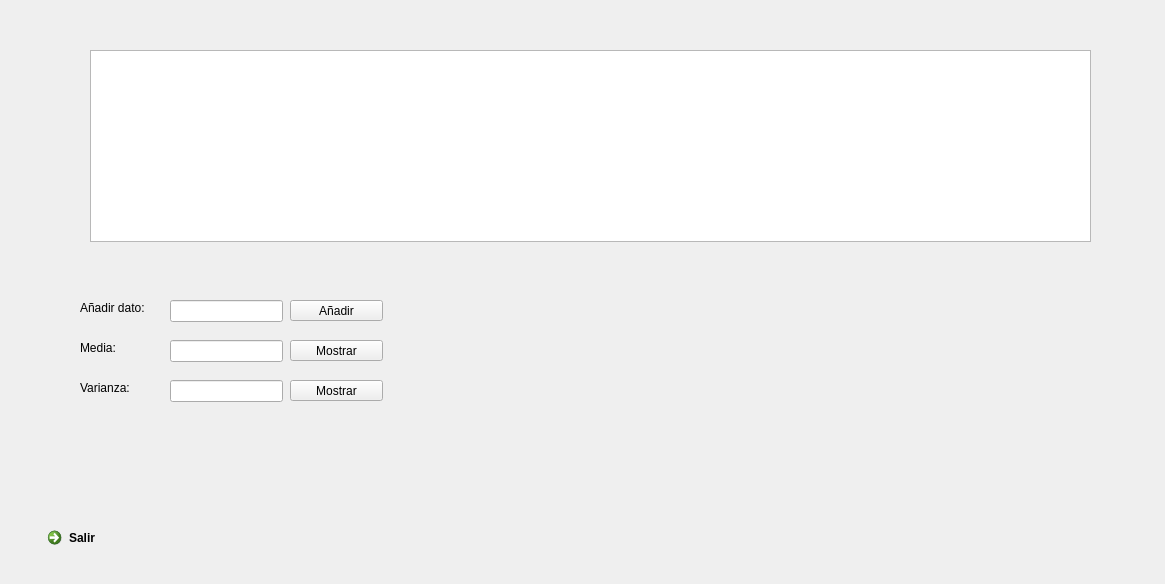
fernandusxd1/Informatica_Avanzada, file ingenieria.ui: the form before one commit.
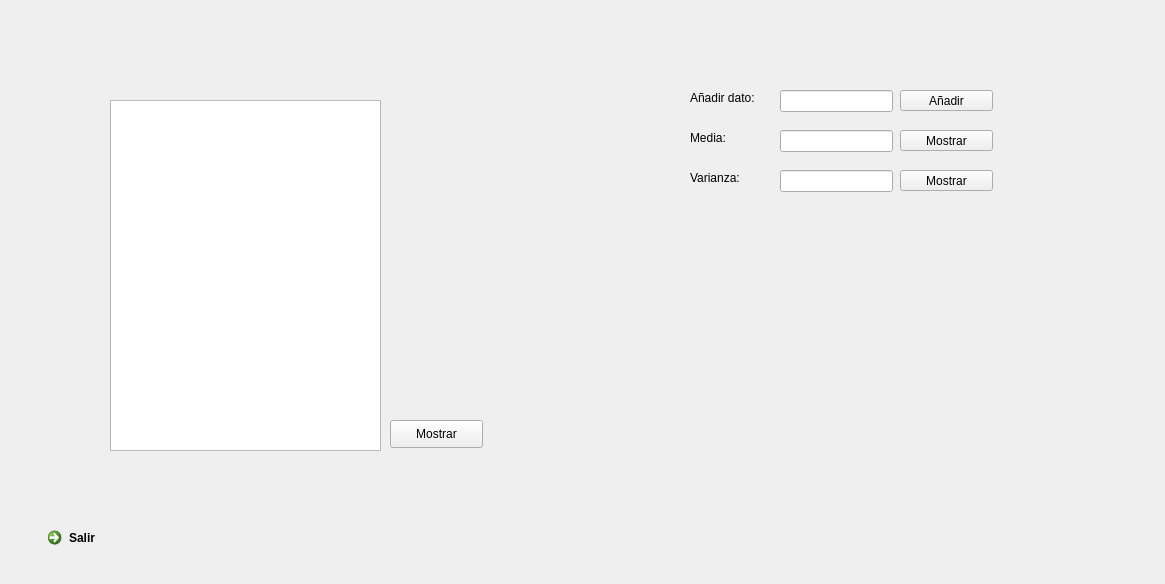
The form after the commit.

Patch:
```diff
--- a/ingenieria.ui
+++ b/ingenieria.ui
@@ -29,8 +29,8 @@
   <widget class="QLineEdit" name="lineEdit">
    <property name="geometry">
     <rect>
-     <x>170</x>
-     <y>300</y>
+     <x>780</x>
+     <y>90</y>
      <width>113</width>
      <height>22</height>
     </rect>
@@ -39,8 +39,8 @@
   <widget class="QLineEdit" name="lineEdit_2">
    <property name="geometry">
     <rect>
-     <x>170</x>
-     <y>340</y>
+     <x>780</x>
+     <y>130</y>
      <width>113</width>
      <height>22</height>
     </rect>
@@ -49,8 +49,8 @@
   <widget class="QLineEdit" name="lineEdit_3">
    <property name="geometry">
     <rect>
-     <x>170</x>
-     <y>380</y>
+     <x>780</x>
+     <y>170</y>
      <width>113</width>
      <height>22</height>
     </rect>
@@ -59,8 +59,8 @@
   <widget class="QLabel" name="label">
    <property name="geometry">
     <rect>
-     <x>80</x>
-     <y>300</y>
+     <x>690</x>
+     <y>90</y>
      <width>71</width>
      <height>16</height>
     </rect>
@@ -72,8 +72,8 @@
   <widget class="QLabel" name="label_2">
    <property name="geometry">
     <rect>
-     <x>80</x>
-     <y>340</y>
+     <x>690</x>
+     <y>130</y>
      <width>55</width>
      <height>16</height>
     </rect>
@@ -85,8 +85,8 @@
   <widget class="QLabel" name="label_3">
    <property name="geometry">
     <rect>
-     <x>80</x>
-     <y>380</y>
+     <x>690</x>
+     <y>170</y>
      <width>55</width>
      <height>16</height>
     </rect>
@@ -98,8 +98,8 @@
   <widget class="QPushButton" name="pushButton">
    <property name="geometry">
     <rect>
-     <x>290</x>
-     <y>300</y>
+     <x>900</x>
+     <y>90</y>
      <width>93</width>
      <height>21</height>
     </rect>
@@ -111,8 +111,8 @@
   <widget class="QPushButton" name="pushButton_2">
    <property name="geometry">
     <rect>
-     <x>290</x>
-     <y>340</y>
+     <x>900</x>
+     <y>130</y>
      <width>93</width>
      <height>21</height>
     </rect>
@@ -124,8 +124,8 @@
   <widget class="QPushButton" name="pushButton_3">
    <property name="geometry">
     <rect>
-     <x>290</x>
-     <y>380</y>
+     <x>900</x>
+     <y>170</y>
      <width>93</width>
      <height>21</height>
     </rect>
@@ -134,16 +134,29 @@
     <string>Mostrar</string>
    </property>
   </widget>
-  <widget class="QListWidget" name="listWidget">
+  <widget class="QTextEdit" name="datos">
    <property name="geometry">
     <rect>
-     <x>90</x>
-     <y>50</y>
-     <width>1001</width>
-     <height>192</height>
+     <x>110</x>
+     <y>100</y>
+     <width>271</width>
+     <height>351</height>
     </rect>
    </property>
   </widget>
+  <widget class="QPushButton" name="pushButton_4">
+   <property name="geometry">
+    <rect>
+     <x>390</x>
+     <y>420</y>
+     <width>93</width>
+     <height>28</height>
+    </rect>
+   </property>
+   <property name="text">
+    <string>Mostrar</string>
+   </property>
+  </widget>
  </widget>
  <resources/>
  <connections/>
```
